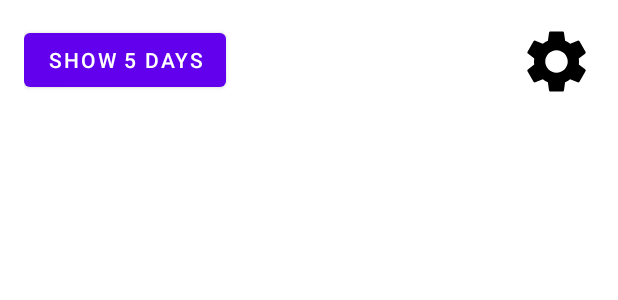
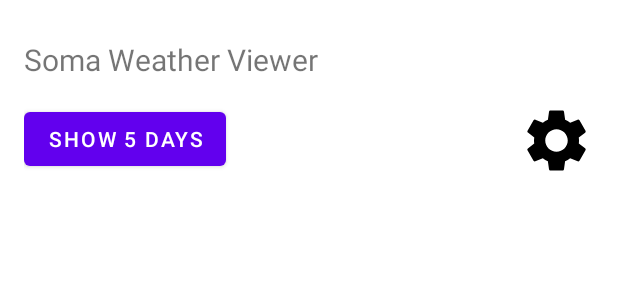
Before and after one commit to SW-Maestro-OSS/soma-weather-viewer-android, an Android app: the layout fragment_home.xml on its own in the app's theme, with its tools: preview values and no code run, on a phone screen of 412 x 824 dp. Shown: the top 300 px of the screen. Run offline under Robolectric (Android 15) with nearby library versions, the phone set to English and light mode, and no system bars.

Commit message:
Add custom action bar to fragment_home

```diff
--- a/app/src/main/java/org/soma/weatherviewer/android/MainActivity.kt
+++ b/app/src/main/java/org/soma/weatherviewer/android/MainActivity.kt
@@ -18,6 +18,7 @@ class MainActivity : AppCompatActivity(), MainActivityUtil {
 
     override fun onCreate(savedInstanceState: Bundle?) {
         super.onCreate(savedInstanceState)
+        supportActionBar?.hide()
         binding = DataBindingUtil.setContentView(this, R.layout.activity_main)
     }
 
--- a/common-ui/src/main/res/layout/layout_custom_action_bar.xml
+++ b/common-ui/src/main/res/layout/layout_custom_action_bar.xml
@@ -7,7 +7,7 @@
         android:layout_width="match_parent"
         android:layout_height="match_parent"
         android:paddingTop="10dp"
-        android:paddingBottom="10dp">
+        android:paddingBottom="15dp">
 
         <ImageButton
             android:id="@+id/image_backbutton"
@@ -31,7 +31,6 @@
             app:layout_constraintTop_toTopOf="parent"
             app:layout_constraintBottom_toBottomOf="parent"
             app:layout_constraintStart_toStartOf="parent"
-            app:layout_constraintEnd_toEndOf="parent"
             tools:text="Title"/>
 
     </androidx.constraintlayout.widget.ConstraintLayout>
--- a/home/src/main/res/layout/fragment_home.xml
+++ b/home/src/main/res/layout/fragment_home.xml
@@ -15,13 +15,20 @@
         android:padding="16dp"
         tools:context=".HomeFragment">
 
+        <org.soma.weatherviewer.common_ui.CustomActionBar
+            android:id="@+id/custom_action_bar"
+            android:layout_width="match_parent"
+            android:layout_height="wrap_content"
+            app:title="@string/home_fragment_title"
+            app:layout_constraintTop_toTopOf="parent"/>
+
         <Button
             android:id="@+id/button_shows_5_days"
             android:layout_width="wrap_content"
             android:layout_height="wrap_content"
             android:text="@string/show_five_days_button"
             android:onClick="@{() -> listener.onClick5DaysButton()}"
-            app:layout_constraintTop_toTopOf="parent"
+            app:layout_constraintTop_toBottomOf="@id/custom_action_bar"
             app:layout_constraintStart_toStartOf="parent"
             />
 
@@ -30,7 +37,7 @@
             android:layout_height="50dp"
             android:src="@drawable/ic_baseline_settings_24"
             android:onClick="@{() -> listener.onClickSettingButton()}"
-            app:layout_constraintTop_toTopOf="parent"
+            app:layout_constraintTop_toBottomOf="@id/custom_action_bar"
             app:layout_constraintEnd_toEndOf="parent"
             android:clickable="true"/>
 
--- a/home/src/main/res/layout/fragment_weather.xml
+++ b/home/src/main/res/layout/fragment_weather.xml
@@ -23,7 +23,6 @@
             android:layout_width="match_parent"
             android:layout_height="wrap_content"
             app:layout_constraintTop_toTopOf="parent"
-            app:titleSize="16sp"
             app:hasBackButton="true"/>
 
         <TextView
--- a/home/src/main/res/values/strings.xml
+++ b/home/src/main/res/values/strings.xml
@@ -1,3 +1,4 @@
 <resources>
+    <string name="home_fragment_title">Soma Weather Viewer</string>
     <string name="show_five_days_button">Show 5 Days</string>
 </resources>
--- a/setting/src/main/res/layout/fragment_setting.xml
+++ b/setting/src/main/res/layout/fragment_setting.xml
@@ -23,7 +23,6 @@
             android:layout_width="match_parent"
             android:layout_height="wrap_content"
             app:layout_constraintTop_toTopOf="parent"
-            app:titleSize="16sp"
             app:hasBackButton="true"/>
 
         <TextView
@@ -31,7 +30,7 @@
             android:layout_width="wrap_content"
             android:layout_height="wrap_content"
             android:layout_marginTop="20dp"
-            app:layout_constraintTop_toBottomOf="@+id/custom_action_bar"
+            app:layout_constraintTop_toBottomOf="@id/custom_action_bar"
             app:layout_constraintLeft_toLeftOf="parent"
             android:text="@string/temp_option_title"
             />
```
